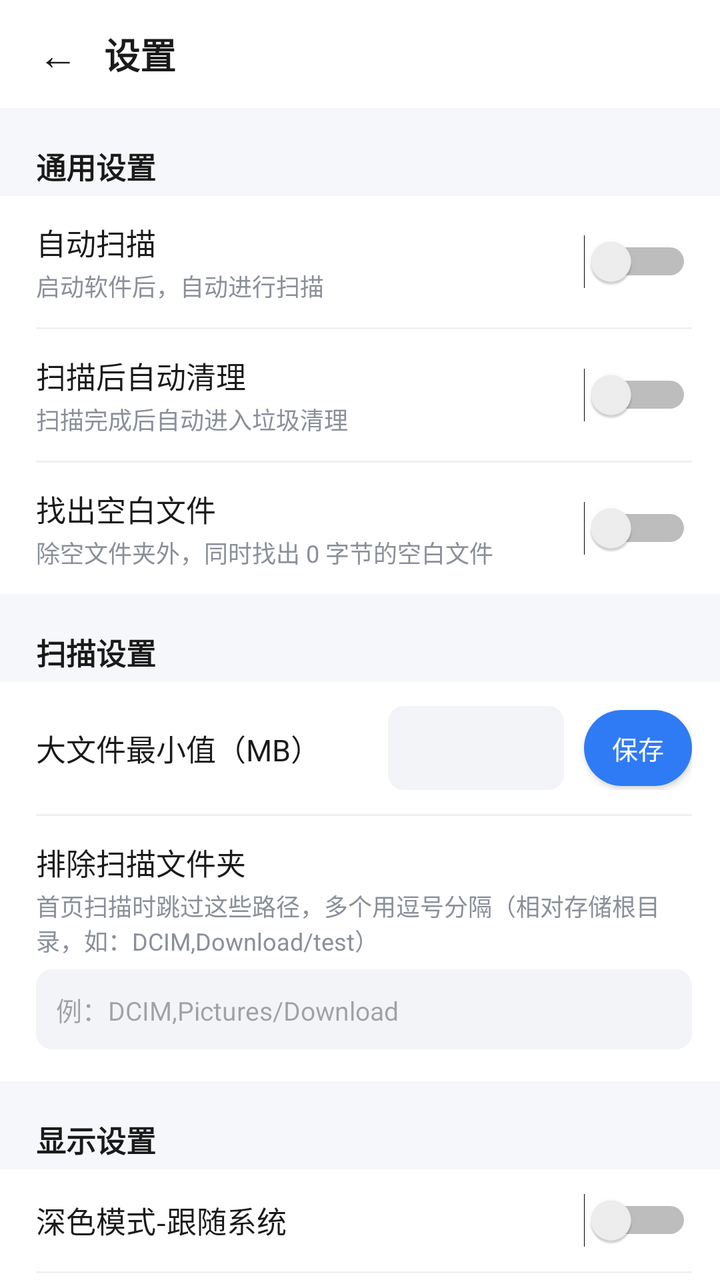
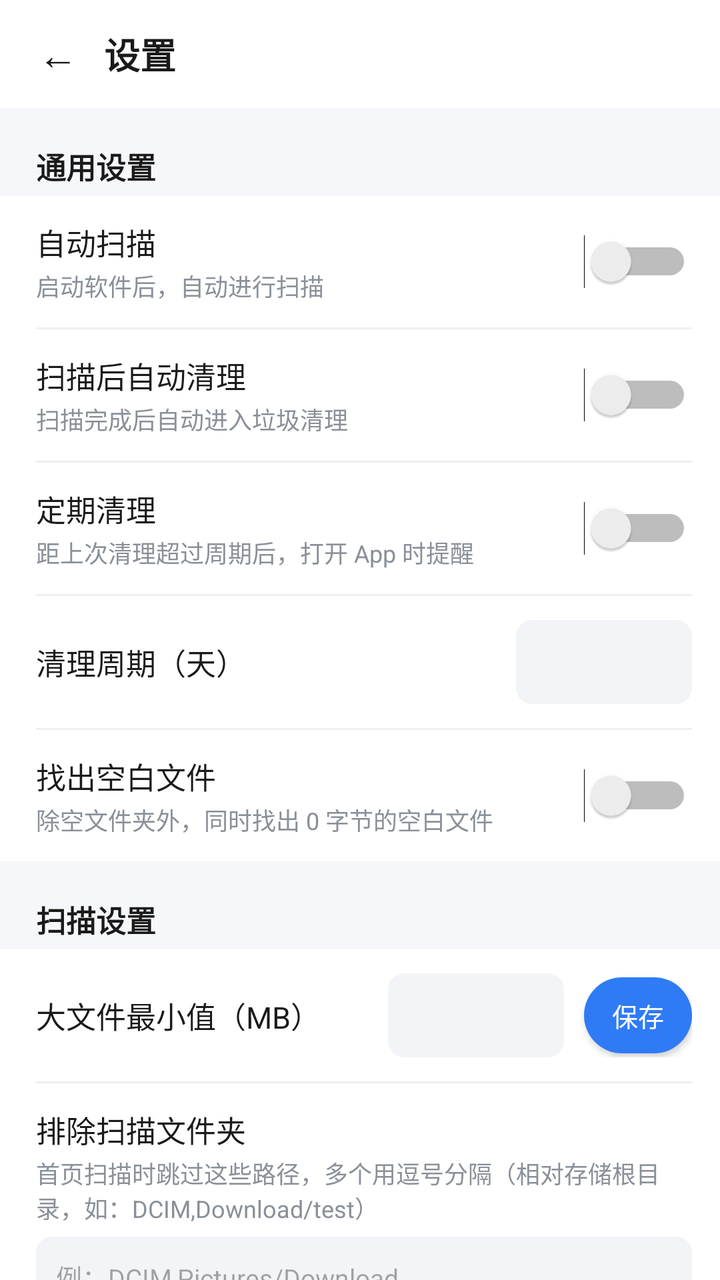

Two renders of the same Android screen: before a commit and after it. Below are the layout's source before the change and the commit's diff.
<!-- AndroidManifest.xml: application theme Theme.Clean -->
<!-- res/layout/activity_settings.xml -->
<?xml version="1.0" encoding="utf-8"?>
<LinearLayout xmlns:android="http://schemas.android.com/apk/res/android"
    android:layout_width="match_parent"
    android:layout_height="match_parent"
    android:orientation="vertical"
    android:fitsSystemWindows="true"
    android:background="@color/bg">

    
    <LinearLayout
        android:layout_width="match_parent"
        android:layout_height="54dp"
        android:orientation="horizontal"
        android:gravity="center_vertical"
        android:background="@color/white"
        android:paddingStart="6dp"
        android:paddingEnd="12dp">

        <TextView
            android:id="@+id/btnBack"
            android:layout_width="46dp"
            android:layout_height="46dp"
            android:gravity="center"
            android:text="←"
            android:textSize="20sp"
            android:textColor="@color/text_main" />

        <TextView
            android:layout_width="wrap_content"
            android:layout_height="wrap_content"
            android:text="设置"
            style="@style/TextTitle" />
    </LinearLayout>

    <ScrollView
        android:layout_width="match_parent"
        android:layout_height="match_parent"
        android:scrollbars="none">

        <LinearLayout
            android:layout_width="match_parent"
            android:layout_height="wrap_content"
            android:orientation="vertical"
            android:paddingBottom="32dp">

            
            <TextView
                android:layout_width="wrap_content"
                android:layout_height="wrap_content"
                android:layout_marginStart="18dp"
                android:layout_marginTop="18dp"
                android:layout_marginBottom="4dp"
                android:text="通用设置"
                style="@style/TextSection" />

            <LinearLayout
                android:layout_width="match_parent"
                android:layout_height="wrap_content"
                android:orientation="vertical"
                android:background="@color/white"
                android:paddingStart="18dp"
                android:paddingEnd="14dp">

                <LinearLayout
                    android:layout_width="match_parent"
                    android:layout_height="wrap_content"
                    android:orientation="horizontal"
                    android:gravity="center_vertical"
                    android:paddingTop="12dp"
                    android:paddingBottom="12dp">

                    <LinearLayout
                        android:layout_width="0dp"
                        android:layout_height="wrap_content"
                        android:layout_weight="1"
                        android:orientation="vertical">

                        <TextView
                            android:layout_width="wrap_content"
                            android:layout_height="wrap_content"
                            android:text="自动扫描"
                            android:textSize="15sp"
                            android:textColor="@color/text_main" />

                        <TextView
                            android:layout_width="wrap_content"
                            android:layout_height="wrap_content"
                            android:layout_marginTop="2dp"
                            android:text="启动软件后，自动进行扫描"
                            android:textSize="12sp"
                            android:textColor="@color/text_secondary" />
                    </LinearLayout>

                    <Switch
                        android:id="@+id/swAutoScan"
                        android:layout_width="wrap_content"
                        android:layout_height="wrap_content" />
                </LinearLayout>

                <View
                    android:layout_width="match_parent"
                    android:layout_height="1dp"
                    android:background="@color/divider" />

                <LinearLayout
                    android:layout_width="match_parent"
                    android:layout_height="wrap_content"
                    android:orientation="horizontal"
                    android:gravity="center_vertical"
                    android:paddingTop="12dp"
                    android:paddingBottom="12dp">

                    <LinearLayout
                        android:layout_width="0dp"
                        android:layout_height="wrap_content"
                        android:layout_weight="1"
                        android:orientation="vertical">

                        <TextView
                            android:layout_width="wrap_content"
                            android:layout_height="wrap_content"
                            android:text="扫描后自动清理"
                            android:textSize="15sp"
                            android:textColor="@color/text_main" />

                        <TextView
                            android:layout_width="wrap_content"
                            android:layout_height="wrap_content"
                            android:layout_marginTop="2dp"
                            android:text="扫描完成后自动进入垃圾清理"
                            android:textSize="12sp"
                            android:textColor="@color/text_secondary" />
                    </LinearLayout>

                    <Switch
                        android:id="@+id/swAutoClean"
                        android:layout_width="wrap_content"
                        android:layout_height="wrap_content" />
                </LinearLayout>

                <View
                    android:layout_width="match_parent"
                    android:layout_height="1dp"
                    android:background="@color/divider" />

                <LinearLayout
                    android:layout_width="match_parent"
                    android:layout_height="wrap_content"
                    android:orientation="horizontal"
                    android:gravity="center_vertical"
                    android:paddingTop="12dp"
                    android:paddingBottom="12dp">

                    <LinearLayout
                        android:layout_width="0dp"
                        android:layout_height="wrap_content"
                        android:layout_weight="1"
                        android:orientation="vertical">

                        <TextView
                            android:layout_width="wrap_content"
                            android:layout_height="wrap_content"
                            android:text="找出空白文件"
                            android:textSize="15sp"
                            android:textColor="@color/text_main" />

                        <TextView
                            android:layout_width="wrap_content"
                            android:layout_height="wrap_content"
                            android:layout_marginTop="2dp"
                            android:text="除空文件夹外，同时找出 0 字节的空白文件"
                            android:textSize="12sp"
                            android:textColor="@color/text_secondary" />
                    </LinearLayout>

                    <Switch
                        android:id="@+id/swEmptyFiles"
                        android:layout_width="wrap_content"
                        android:layout_height="wrap_content" />
                </LinearLayout>
            </LinearLayout>

            
            <TextView
                android:layout_width="wrap_content"
                android:layout_height="wrap_content"
                android:layout_marginStart="18dp"
                android:layout_marginTop="18dp"
                android:layout_marginBottom="4dp"
                android:text="扫描设置"
                style="@style/TextSection" />

            <LinearLayout
                android:layout_width="match_parent"
                android:layout_height="wrap_content"
                android:orientation="vertical"
                android:background="@color/white"
                android:paddingStart="18dp"
                android:paddingEnd="14dp">

                <LinearLayout
                    android:layout_width="match_parent"
                    android:layout_height="wrap_content"
                    android:orientation="horizontal"
                    android:gravity="center_vertical"
                    android:paddingTop="12dp"
                    android:paddingBottom="12dp">

                    <TextView
                        android:layout_width="0dp"
                        android:layout_height="wrap_content"
                        android:layout_weight="1"
                        android:text="大文件最小值（MB）"
                        android:textSize="15sp"
                        android:textColor="@color/text_main" />

                    <EditText
                        android:id="@+id/etLargeMin"
                        android:layout_width="88dp"
                        android:layout_height="42dp"
                        android:inputType="number"
                        android:gravity="center"
                        android:background="@drawable/bg_edit"
                        android:textSize="15sp"
                        android:textColor="@color/text_main" />

                    <Button
                        android:id="@+id/btnSaveLarge"
                        android:layout_width="wrap_content"
                        android:layout_height="38dp"
                        android:layout_marginStart="10dp"
                        android:background="@drawable/bg_primary_btn"
                        android:text="保存"
                        android:textSize="13sp"
                        android:textColor="@color/white"
                        android:minWidth="0dp"
                        android:paddingStart="14dp"
                        android:paddingEnd="14dp" />
                </LinearLayout>

                <View
                    android:layout_width="match_parent"
                    android:layout_height="1dp"
                    android:background="@color/divider" />

                <LinearLayout
                    android:layout_width="match_parent"
                    android:layout_height="wrap_content"
                    android:orientation="vertical"
                    android:paddingTop="12dp"
                    android:paddingBottom="6dp">

                    <TextView
                        android:layout_width="wrap_content"
                        android:layout_height="wrap_content"
                        android:text="排除扫描文件夹"
                        android:textSize="15sp"
                        android:textColor="@color/text_main" />

                    <TextView
                        android:layout_width="wrap_content"
                        android:layout_height="wrap_content"
                        android:layout_marginTop="2dp"
                        android:text="首页扫描时跳过这些路径，多个用逗号分隔（相对存储根目录，如：DCIM,Download/test）"
                        android:textSize="12sp"
                        android:textColor="@color/text_secondary" />

                    <EditText
                        android:id="@+id/etExclude"
                        android:layout_width="match_parent"
                        android:layout_height="wrap_content"
                        android:layout_marginTop="6dp"
                        android:layout_marginBottom="10dp"
                        android:minHeight="40dp"
                        android:inputType="text"
                        android:background="@drawable/bg_edit"
                        android:padding="10dp"
                        android:textSize="13sp"
                        android:textColor="@color/text_main"
                        android:hint="例：DCIM,Pictures/Download" />
                </LinearLayout>
            </LinearLayout>

            
            <TextView
                android:layout_width="wrap_content"
                android:layout_height="wrap_content"
                android:layout_marginStart="18dp"
                android:layout_marginTop="18dp"
                android:layout_marginBottom="4dp"
                android:text="显示设置"
                style="@style/TextSection" />

            <LinearLayout
                android:layout_width="match_parent"
                android:layout_height="wrap_content"
                android:orientation="vertical"
                android:background="@color/white"
                android:paddingStart="18dp"
                android:paddingEnd="14dp">

                <LinearLayout
                    android:layout_width="match_parent"
                    android:layout_height="wrap_content"
                    android:orientation="horizontal"
                    android:gravity="center_vertical"
                    android:paddingTop="12dp"
                    android:paddingBottom="12dp">

                    <TextView
                        android:layout_width="0dp"
                        android:layout_height="wrap_content"
                        android:layout_weight="1"
                        android:text="深色模式-跟随系统"
                        android:textSize="15sp"
                        android:textColor="@color/text_main" />

                    <Switch
                        android:id="@+id/swDarkFollow"
                        android:layout_width="wrap_content"
                        android:layout_height="wrap_content" />
                </LinearLayout>

                <View
                    android:layout_width="match_parent"
                    android:layout_height="1dp"
                    android:background="@color/divider" />

                <LinearLayout
                    android:layout_width="match_parent"
                    android:layout_height="wrap_content"
                    android:orientation="horizontal"
                    android:gravity="center_vertical"
                    android:paddingTop="12dp"
                    android:paddingBottom="12dp">

                    <LinearLayout
                        android:layout_width="0dp"
                        android:layout_height="wrap_content"
                        android:layout_weight="1"
                        android:orientation="vertical">

                        <TextView
                            android:layout_width="wrap_content"
                            android:layout_height="wrap_content"
                            android:text="屏幕常亮显示"
                            android:textSize="15sp"
                            android:textColor="@color/text_main" />

                        <TextView
                            android:layout_width="wrap_content"
                            android:layout_height="wrap_content"
                            android:layout_marginTop="2dp"
                            android:text="扫描/清理时保持屏幕常亮，避免熄屏变慢"
                            android:textSize="12sp"
                            android:textColor="@color/text_secondary" />
                    </LinearLayout>

                    <Switch
                        android:id="@+id/swKeepScreen"
                        android:layout_width="wrap_content"
                        android:layout_height="wrap_content" />
                </LinearLayout>

                <View
                    android:layout_width="match_parent"
                    android:layout_height="1dp"
                    android:background="@color/divider" />

                <LinearLayout
                    android:layout_width="match_parent"
                    android:layout_height="wrap_content"
                    android:orientation="horizontal"
                    android:gravity="center_vertical"
                    android:paddingTop="12dp"
                    android:paddingBottom="12dp">

                    <TextView
                        android:layout_width="0dp"
                        android:layout_height="wrap_content"
                        android:layout_weight="1"
                        android:text="首页显示累计清理记录"
                        android:textSize="15sp"
                        android:textColor="@color/text_main" />

                    <Switch
                        android:id="@+id/swShowCleaned"
                        android:layout_width="wrap_content"
                        android:layout_height="wrap_content" />
                </LinearLayout>
            </LinearLayout>

            
            <TextView
                android:layout_width="wrap_content"
                android:layout_height="wrap_content"
                android:layout_marginStart="18dp"
                android:layout_marginTop="18dp"
                android:layout_marginBottom="4dp"
                android:text="关于"
                style="@style/TextSection" />

            <LinearLayout
                android:layout_width="match_parent"
                android:layout_height="wrap_content"
                android:orientation="vertical"
                android:background="@color/white"
                android:paddingStart="18dp"
                android:paddingEnd="14dp">

                <LinearLayout
                    android:layout_width="match_parent"
                    android:layout_height="wrap_content"
                    android:orientation="horizontal"
                    android:gravity="center_vertical"
                    android:paddingTop="12dp"
                    android:paddingBottom="12dp">

                    <TextView
                        android:layout_width="0dp"
                        android:layout_height="wrap_content"
                        android:layout_weight="1"
                        android:text="版本"
                        android:textSize="15sp"
                        android:textColor="@color/text_main" />

                    <TextView
                        android:id="@+id/tvVersion"
                        android:layout_width="wrap_content"
                        android:layout_height="wrap_content"
                        android:text="1.3.0"
                        android:textSize="14sp"
                        android:textColor="@color/text_secondary" />
                </LinearLayout>
            </LinearLayout>
        </LinearLayout>
    </ScrollView>
</LinearLayout>
<!-- resources referenced by this layout -->
<resources>
  <color name="bg">#F5F7FA</color>
  <color name="divider">#EDF0F3</color>
  <color name="text_main">#1A1A1A</color>
  <color name="text_secondary">#8A9099</color>
  <color name="white">#FFFFFF</color>
  <!-- drawable bg_edit (drawable) -->
  <?xml version="1.0" encoding="utf-8"?>
  <shape xmlns:android="http://schemas.android.com/apk/res/android" android:shape="rectangle">
      <solid android:color="#F2F4F7" />
      <corners android:radius="8dp" />
  </shape>
  <!-- drawable bg_primary_btn (drawable) -->
  <?xml version="1.0" encoding="utf-8"?>
  <shape xmlns:android="http://schemas.android.com/apk/res/android" android:shape="rectangle">
      <solid android:color="@color/primary" />
      <corners android:radius="22dp" />
  </shape>
  <style name="TextSection" parent="">
          <item name="android:textSize">15sp</item>
          <item name="android:textColor">@color/text_main</item>
          <item name="android:textStyle">bold</item>
      </style>
  <style name="TextTitle" parent="">
          <item name="android:textSize">18sp</item>
          <item name="android:textColor">@color/text_main</item>
          <item name="android:textStyle">bold</item>
      </style>
  <style name="Theme.Clean" parent="Theme.Material3.Light.NoActionBar">
          <item name="colorPrimary">@color/primary</item>
          <item name="colorOnPrimary">@color/white</item>
          <item name="colorPrimaryContainer">@color/primary_light</item>
          <item name="colorOnPrimaryContainer">@color/primary_dark</item>
          <item name="colorSecondary">@color/accent</item>
          <item name="android:colorBackground">@color/bg</item>
          <item name="colorSurface">@color/card</item>
          <item name="android:statusBarColor">@android:color/transparent</item>
          <item name="android:windowLightStatusBar">false</item>
          <item name="android:navigationBarColor">@color/bg</item>
      </style>
  <color name="primary">#2F7BF5</color>
  <color name="primary_light">#E8F1FE</color>
  <color name="primary_dark">#1E5FEF</color>
  <color name="accent">#35A0FF</color>
  <color name="card">#FFFFFF</color>
</resources>

<!-- the commit's change to res/layout/activity_settings.xml (unified diff, before → after) -->
@@ -160,6 +160,79 @@
                         <TextView
                             android:layout_width="wrap_content"
                             android:layout_height="wrap_content"
+                            android:text="定期清理"
+                            android:textSize="15sp"
+                            android:textColor="@color/text_main" />
+
+                        <TextView
+                            android:layout_width="wrap_content"
+                            android:layout_height="wrap_content"
+                            android:layout_marginTop="2dp"
+                            android:text="距上次清理超过周期后，打开 App 时提醒"
+                            android:textSize="12sp"
+                            android:textColor="@color/text_secondary" />
+                    </LinearLayout>
+
+                    <Switch
+                        android:id="@+id/swPeriodic"
+                        android:layout_width="wrap_content"
+                        android:layout_height="wrap_content" />
+                </LinearLayout>
+
+                <View
+                    android:layout_width="match_parent"
+                    android:layout_height="1dp"
+                    android:background="@color/divider" />
+
+                <LinearLayout
+                    android:layout_width="match_parent"
+                    android:layout_height="wrap_content"
+                    android:orientation="horizontal"
+                    android:gravity="center_vertical"
+                    android:paddingTop="12dp"
+                    android:paddingBottom="12dp">
+
+                    <TextView
+                        android:layout_width="0dp"
+                        android:layout_height="wrap_content"
+                        android:layout_weight="1"
+                        android:text="清理周期（天）"
+                        android:textSize="15sp"
+                        android:textColor="@color/text_main" />
+
+                    <EditText
+                        android:id="@+id/etPeriodicDays"
+                        android:layout_width="88dp"
+                        android:layout_height="42dp"
+                        android:inputType="number"
+                        android:gravity="center"
+                        android:background="@drawable/bg_edit"
+                        android:textSize="15sp"
+                        android:textColor="@color/text_main" />
+                </LinearLayout>
+
+                <View
+                    android:layout_width="match_parent"
+                    android:layout_height="1dp"
+                    android:background="@color/divider" />
+
+                <LinearLayout
+                    android:layout_width="match_parent"
+                    android:layout_height="wrap_content"
+                    android:orientation="horizontal"
+                    android:gravity="center_vertical"
+                    android:paddingTop="12dp"
+                    android:paddingBottom="12dp">
+
+                    <LinearLayout
+                        android:layout_width="0dp"
+                        android:layout_height="wrap_content"
+                        android:layout_weight="1"
+                        android:orientation="vertical">
+
+                        <TextView
+                            android:layout_width="wrap_content"
+                            android:layout_height="wrap_content"
                             android:text="找出空白文件"
                             android:textSize="15sp"
                             android:textColor="@color/text_main" />
